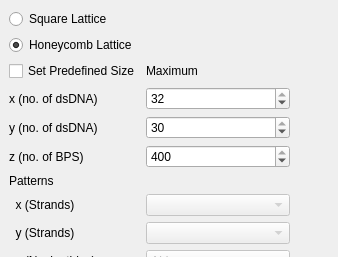
Qt form AdenitaCoreSE/form/SELatticeCreatorEditorGUI.ui (edellano/Adenita-SAMSON-Edition) before a commit.
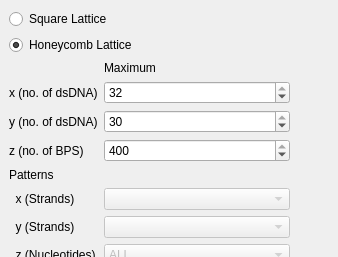
The same form after that commit.

Commit message: range check for no. of bps in lattice editor

Diff of the .ui file:
```diff
--- a/AdenitaCoreSE/form/SELatticeCreatorEditorGUI.ui
+++ b/AdenitaCoreSE/form/SELatticeCreatorEditorGUI.ui
@@ -46,13 +46,6 @@
       </property>
      </widget>
     </item>
-    <item row="2" column="0">
-     <widget class="QCheckBox" name="chbSetPredefinedSize">
-      <property name="text">
-       <string>Set Predefined Size</string>
-      </property>
-     </widget>
-    </item>
     <item row="6" column="0">
      <widget class="QLabel" name="label">
       <property name="text">
```
The commit also changes 1 other file.
